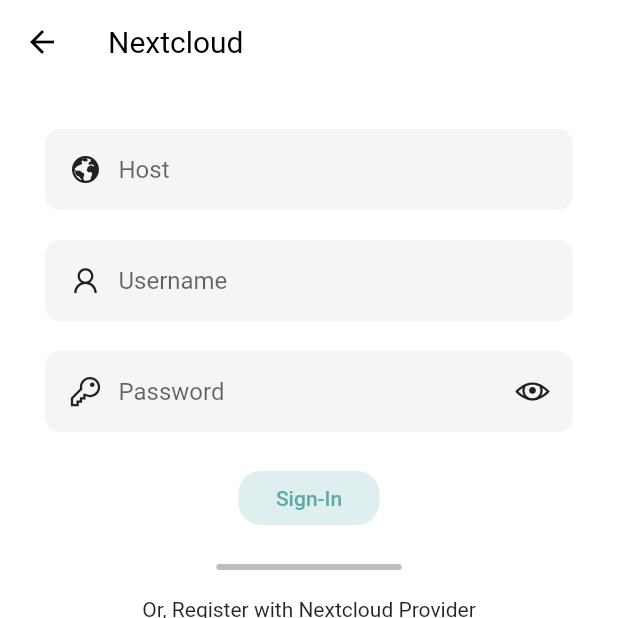
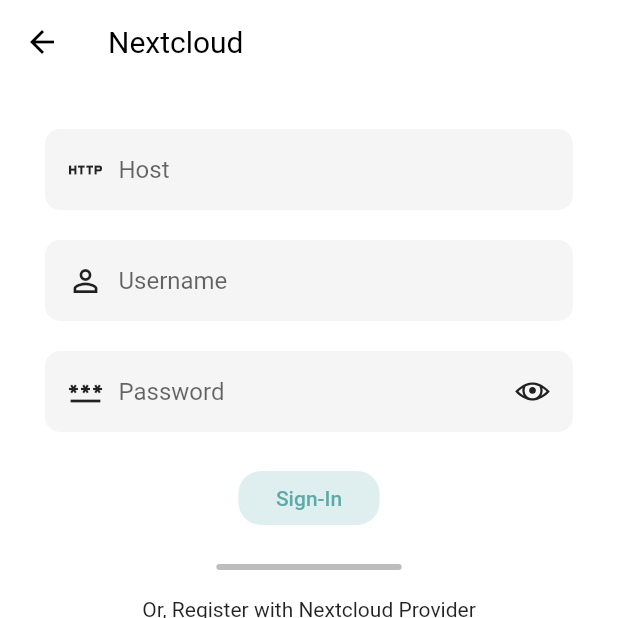
Before and after one commit to rsoft-in/scrawler, a Flutter app: the screen it shows after launch, item 4 of the bottom bar chosen, after a tap on "Nextcloud Login", on a phone screen of 412 x 824 dp, the top half of it. Run offline on Flutter 3.47's test engine with Material 2 defaults, Android fonts, the phone set to English and light mode, and no system bars; our stand-ins replace file_picker, flutter_switch, flutter_widget_from_html, google_nav_bar, line_icons, share and 3 more; missing offline and left inert: bitsdojo_window, nextcloud, yaru_icons; accounts and stored records are empty.

Commit message:
Code Clean

```diff
--- a/lib/pages/archive_page.dart
+++ b/lib/pages/archive_page.dart
@@ -160,7 +160,8 @@
                                           ),
                                           Expanded(
                                             child: Padding(
-                                              padding: const EdgeInsets.all(8.0),
+                                              padding:
+                                                  const EdgeInsets.all(8.0),
                                               child: Text(
                                                 note.noteText,
                                                 maxLines: 6,
@@ -358,7 +359,7 @@
                           child: Column(
                             mainAxisAlignment: MainAxisAlignment.center,
                             children: [
-                              Icon(LineIcons.archive,
+                              Icon(Icons.archive,
                                   size: 120,
                                   color: darkModeOn
                                       ? kAccentColor
--- a/lib/pages/backup_restore_page.dart
+++ b/lib/pages/backup_restore_page.dart
@@ -299,7 +299,7 @@
                       child: Row(
                         mainAxisAlignment: MainAxisAlignment.center,
                         children: [
-                          Icon(LineIcons.upload),
+                          Icon(Icons.upload_outlined),
                           SizedBox(
                             width: 10,
                           ),
@@ -321,7 +321,7 @@
                       child: Row(
                         mainAxisAlignment: MainAxisAlignment.center,
                         children: [
-                          Icon(LineIcons.download),
+                          Icon(Icons.download_outlined),
                           SizedBox(
                             width: 10,
                           ),
--- a/lib/pages/login_page.dart
+++ b/lib/pages/login_page.dart
@@ -48,7 +48,7 @@
                 child: CustomTextField(
                   controller: _hostController,
                   hint: 'Host',
-                  icon: Icon(LineIcons.globe),
+                  icon: Icon(Icons.http),
                   inputType: TextInputType.url,
                 ),
               ),
@@ -57,7 +57,7 @@
                 child: CustomTextField(
                   controller: _usernameController,
                   hint: 'Username',
-                  icon: Icon(LineIcons.user),
+                  icon: Icon(Icons.person_outline),
                   inputType: TextInputType.emailAddress,
                 ),
               ),
@@ -68,7 +68,7 @@
                   isPassword: true,
                   controller: _passwordController,
                   hint: 'Password',
-                  icon: Icon(LineIcons.key),
+                  icon: Icon(Icons.password),
                   inputType: TextInputType.emailAddress,
                 ),
               ),
--- a/lib/pages/settings_page.dart
+++ b/lib/pages/settings_page.dart
@@ -74,38 +74,6 @@
                     Padding(
                       padding: kGlobalCardPadding,
                       child: (isAppLogged
-                          // ? InkWell(
-                          //     onTap: () async {
-                          //       final res = await Navigator.of(context).push(
-                          //           CupertinoPageRoute(
-                          //               builder: (context) => AccountPage()));
-                          //       if (res is String) {
-                          //         getPref();
-                          //       }
-                          //     },
-                          //     borderRadius: BorderRadius.circular(15.0),
-                          //     child: ListTile(
-                          //       leading: CircleAvatar(
-                          //         backgroundColor: Colors.blue[100],
-                          //         foregroundColor: Colors.blue,
-                          //         child: ClipRRect(
-                          //           borderRadius: BorderRadius.circular(100),
-                          //           child: avatarData != null
-                          //               ? Image(
-                          //                   image: MemoryImage(avatarData!),
-                          //                   width: 100,
-                          //                 )
-                          //               : Image(
-                          //                   image:
-                          //                       AssetImage('images/bnotes.png'),
-                          //                   width: 100,
-                          //                 ),
-                          //         ),
-                          //       ),
-                          //       title: Text(username),
-                          //       subtitle: Text(useremail),
-                          //     ),
-                          //   )
                           ? Card(
                               child: Container(
                                 padding: kGlobalCardPadding * 3,
@@ -176,7 +144,7 @@
                                 leading: CircleAvatar(
                                   backgroundColor: Colors.blue[100],
                                   foregroundColor: Colors.blue,
-                                  child: Icon(LineIcons.user),
+                                  child: Icon(Icons.person_outline),
                                 ),
                                 title: Text('Nextcloud Login'),
                                 subtitle: Text('Sync Notes to cloud'),
--- a/lib/widgets/custom_textfield.dart
+++ b/lib/widgets/custom_textfield.dart
@@ -36,7 +36,6 @@
     super.initState();
   }
 
-
   @override
   Widget build(BuildContext context) {
     var brightness = MediaQuery.of(context).platformBrightness;
@@ -66,12 +65,14 @@
           Visibility(
             visible: widget.isPassword ?? false,
             child: InkWell(
-              onTap: (){
+              borderRadius: BorderRadius.circular(15.0),
+              onTap: () {
                 setState(() {
                   showPassword = !showPassword;
                 });
               },
-              child: showPassword ? Icon(LineIcons.eye) :Icon(LineIcons.eyeSlash) ,
+              child:
+                  showPassword ? Icon(LineIcons.eye) : Icon(LineIcons.eyeSlash),
             ),
           ),
         ],
```
Also changed, not shown: lib/pages/about_page.dart (+28 -6 lines).
